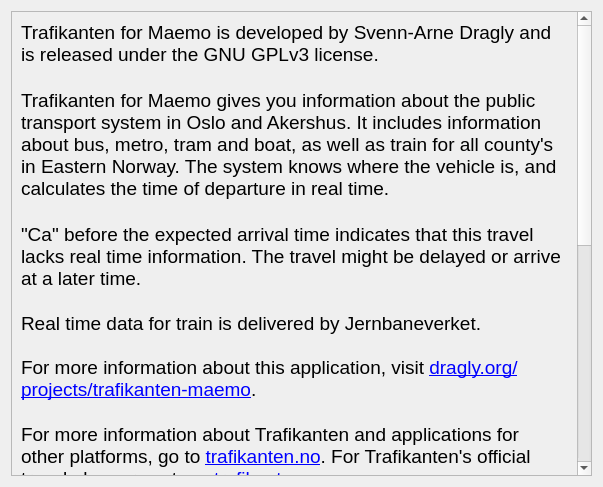
Qt form aboutdialog.ui (dragly/trafikanten-maemo) before a commit.
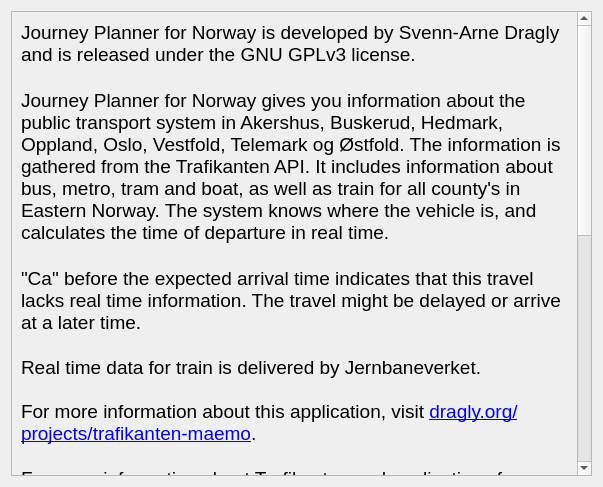
The same form after that commit.

Commit message: Changed the name of the application to avoid trademark issues.

Patch:
```diff
--- a/aboutdialog.ui
+++ b/aboutdialog.ui
@@ -25,7 +25,7 @@
         <x>0</x>
         <y>0</y>
         <width>567</width>
-        <height>1007</height>
+        <height>1053</height>
        </rect>
       </property>
       <layout class="QVBoxLayout" name="verticalLayout_2">
@@ -35,14 +35,17 @@
           <string>&lt;!DOCTYPE HTML PUBLIC &quot;-//W3C//DTD HTML 4.0//EN&quot; &quot;http://www.w3.org/TR/REC-html40/strict.dtd&quot;&gt;
 &lt;html&gt;&lt;head&gt;&lt;meta name=&quot;qrichtext&quot; content=&quot;1&quot; /&gt;&lt;style type=&quot;text/css&quot;&gt;
 p, li { white-space: pre-wrap; }
-&lt;/style&gt;&lt;/head&gt;&lt;body style=&quot; font-family:'Sans'; font-size:9pt; font-weight:400; font-style:normal;&quot;&gt;
-&lt;p style=&quot; margin-top:0px; margin-bottom:0px; margin-left:0px; margin-right:0px; -qt-block-indent:0; text-indent:0px;&quot;&gt;&lt;span style=&quot; font-size:14pt;&quot;&gt;Trafikanten for Maemo is developed by Svenn-Arne Dragly and is released under the GNU GPLv3 license.&lt;/span&gt;&lt;/p&gt;
+&lt;/style&gt;&lt;/head&gt;&lt;body style=&quot; font-family:'Sans'; font-size:8pt; font-weight:400; font-style:normal;&quot;&gt;
+&lt;table style=&quot;-qt-table-type: root; margin-top:4px; margin-bottom:4px; margin-left:4px; margin-right:4px;&quot;&gt;
+&lt;tr&gt;
+&lt;td style=&quot;border: none;&quot;&gt;
+&lt;p style=&quot; margin-top:0px; margin-bottom:0px; margin-left:0px; margin-right:0px; -qt-block-indent:0; text-indent:0px;&quot;&gt;&lt;span style=&quot; font-size:14pt;&quot;&gt;Journey Planner for Norway is developed by Svenn-Arne Dragly and is released under the GNU GPLv3 license.&lt;/span&gt;&lt;/p&gt;
 &lt;p style=&quot;-qt-paragraph-type:empty; margin-top:0px; margin-bottom:0px; margin-left:0px; margin-right:0px; -qt-block-indent:0; text-indent:0px; font-size:14pt;&quot;&gt;&lt;/p&gt;
-&lt;p style=&quot; margin-top:0px; margin-bottom:0px; margin-left:0px; margin-right:0px; -qt-block-indent:0; text-indent:0px;&quot;&gt;&lt;span style=&quot; font-size:14pt;&quot;&gt;Trafikanten for Maemo gives you information about the public transport system in Oslo and Akershus. It includes information about bus, metro, tram and boat, as well as train for all county's in Eastern Norway. The system knows where the vehicle is, and calculates the time of departure in real time.&lt;/span&gt;&lt;/p&gt;
+&lt;p style=&quot; margin-top:0px; margin-bottom:0px; margin-left:0px; margin-right:0px; -qt-block-indent:0; text-indent:0px;&quot;&gt;&lt;span style=&quot; font-size:14pt;&quot;&gt;Journey Planner for Norway&lt;/span&gt;&lt;span style=&quot; font-size:14pt;&quot;&gt; gives you information about the public transport system in Akershus, Buskerud, Hedmark, Oppland, Oslo, Vestfold, Telemark og Østfold. The information is gathered from the Trafikanten API. It includes information about bus, metro, tram and boat, as well as train for all county's in Eastern Norway. The system knows where the vehicle is, and calculates the time of departure in real time.&lt;/span&gt;&lt;/p&gt;
 &lt;p style=&quot;-qt-paragraph-type:empty; margin-top:0px; margin-bottom:0px; margin-left:0px; margin-right:0px; -qt-block-indent:0; text-indent:0px; font-size:14pt;&quot;&gt;&lt;/p&gt;
 &lt;p style=&quot; margin-top:0px; margin-bottom:0px; margin-left:0px; margin-right:0px; -qt-block-indent:0; text-indent:0px;&quot;&gt;&lt;span style=&quot; font-size:14pt;&quot;&gt;&amp;quot;Ca&amp;quot; before the expected arrival time indicates that this travel lacks real time information. The travel might be delayed or arrive at a later time.&lt;/span&gt;&lt;/p&gt;
-&lt;p style=&quot; margin-top:0px; margin-bottom:0px; margin-left:0px; margin-right:0px; -qt-block-indent:0; text-indent:0px;&quot;&gt;&lt;span style=&quot; font-size:14pt;&quot;&gt;&lt;br /&gt;Real time data for train is delivered by Jernbaneverket.&lt;br /&gt;&lt;br /&gt;For more information about this application, visit &lt;/span&gt;&lt;a href=&quot;http://www.dragly.org/projects/trafikanten-maemo/&quot;&gt;&lt;span style=&quot; font-size:14pt; text-decoration: underline; color:#0000ff;&quot;&gt;dragly.org/projects/trafikanten-maemo&lt;/span&gt;&lt;/a&gt;&lt;span style=&quot; font-size:14pt;&quot;&gt;.&lt;/span&gt;&lt;/p&gt;
-&lt;p style=&quot; margin-top:0px; margin-bottom:0px; margin-left:0px; margin-right:0px; -qt-block-indent:0; text-indent:0px;&quot;&gt;&lt;span style=&quot; font-size:14pt;&quot;&gt;&lt;br /&gt;For more information about Trafikanten and applications for other platforms, go to &lt;/span&gt;&lt;a href=&quot;http://www.trafikanten.no/&quot;&gt;&lt;span style=&quot; font-size:14pt; text-decoration: underline; color:#0000ff;&quot;&gt;trafikanten.no&lt;/span&gt;&lt;/a&gt;&lt;span style=&quot; font-size:14pt;&quot;&gt;. For Trafikanten's official travel planner, go to &lt;/span&gt;&lt;a href=&quot;http://m.trafikanten.no/&quot;&gt;&lt;span style=&quot; font-size:14pt; text-decoration: underline; color:#0000ff;&quot;&gt;m.trafikanten.no&lt;/span&gt;&lt;/a&gt;&lt;span style=&quot; font-size:14pt;&quot;&gt;.&lt;/span&gt;&lt;/p&gt;
+&lt;p style=&quot; margin-top:0px; margin-bottom:0px; margin-left:0px; margin-right:0px; -qt-block-indent:0; text-indent:0px;&quot;&gt;&lt;span style=&quot; font-size:14pt;&quot;&gt;&lt;br /&gt;&lt;/span&gt;&lt;span style=&quot; font-size:14pt;&quot;&gt;Real time data for train is delivered by Jernbaneverket.&lt;/span&gt;&lt;span style=&quot; font-size:14pt;&quot;&gt;&lt;br /&gt;&lt;/span&gt;&lt;span style=&quot; font-size:14pt;&quot;&gt;&lt;br /&gt;&lt;/span&gt;&lt;span style=&quot; font-size:14pt;&quot;&gt;For more information about this application, visit &lt;/span&gt;&lt;a href=&quot;http://www.dragly.org/projects/trafikanten-maemo/&quot;&gt;&lt;span style=&quot; font-size:14pt; text-decoration: underline; color:#0000ff;&quot;&gt;dragly.org/projects/trafikanten-maemo&lt;/span&gt;&lt;/a&gt;&lt;span style=&quot; font-size:14pt;&quot;&gt;.&lt;/span&gt;&lt;/p&gt;
+&lt;p style=&quot; margin-top:0px; margin-bottom:0px; margin-left:0px; margin-right:0px; -qt-block-indent:0; text-indent:0px;&quot;&gt;&lt;span style=&quot; font-size:14pt;&quot;&gt;&lt;br /&gt;&lt;/span&gt;&lt;span style=&quot; font-size:14pt;&quot;&gt;For more information about Trafikanten and applications for other platforms, go to &lt;/span&gt;&lt;a href=&quot;http://www.trafikanten.no/&quot;&gt;&lt;span style=&quot; font-size:14pt; text-decoration: underline; color:#0000ff;&quot;&gt;trafikanten.no&lt;/span&gt;&lt;/a&gt;&lt;span style=&quot; font-size:14pt;&quot;&gt;. For Trafikanten's official travel planner, go to &lt;/span&gt;&lt;a href=&quot;http://m.trafikanten.no/&quot;&gt;&lt;span style=&quot; font-size:14pt; text-decoration: underline; color:#0000ff;&quot;&gt;m.trafikanten.no&lt;/span&gt;&lt;/a&gt;&lt;span style=&quot; font-size:14pt;&quot;&gt;.&lt;/span&gt;&lt;/p&gt;
 &lt;p style=&quot;-qt-paragraph-type:empty; margin-top:0px; margin-bottom:0px; margin-left:0px; margin-right:0px; -qt-block-indent:0; text-indent:0px; font-size:14pt;&quot;&gt;&lt;/p&gt;
 &lt;p style=&quot; margin-top:0px; margin-bottom:0px; margin-left:0px; margin-right:0px; -qt-block-indent:0; text-indent:0px;&quot;&gt;&lt;span style=&quot; font-size:14pt;&quot;&gt;This program is free software: you can redistribute it and/or modify&lt;/span&gt;&lt;/p&gt;
 &lt;p style=&quot; margin-top:0px; margin-bottom:0px; margin-left:0px; margin-right:0px; -qt-block-indent:0; text-indent:0px;&quot;&gt;&lt;span style=&quot; font-size:14pt;&quot;&gt;it under the terms of the GNU General Public License as published by&lt;/span&gt;&lt;/p&gt;
@@ -55,7 +58,7 @@
 &lt;p style=&quot; margin-top:0px; margin-bottom:0px; margin-left:0px; margin-right:0px; -qt-block-indent:0; text-indent:0px;&quot;&gt;&lt;span style=&quot; font-size:14pt;&quot;&gt;GNU General Public License for more details.&lt;/span&gt;&lt;/p&gt;
 &lt;p style=&quot;-qt-paragraph-type:empty; margin-top:0px; margin-bottom:0px; margin-left:0px; margin-right:0px; -qt-block-indent:0; text-indent:0px; font-size:14pt;&quot;&gt;&lt;/p&gt;
 &lt;p style=&quot; margin-top:0px; margin-bottom:0px; margin-left:0px; margin-right:0px; -qt-block-indent:0; text-indent:0px;&quot;&gt;&lt;span style=&quot; font-size:14pt;&quot;&gt;You should have received a copy of the GNU General Public License&lt;/span&gt;&lt;/p&gt;
-&lt;p style=&quot; margin-top:0px; margin-bottom:0px; margin-left:0px; margin-right:0px; -qt-block-indent:0; text-indent:0px;&quot;&gt;&lt;span style=&quot; font-size:14pt;&quot;&gt;along with this program.  If not, see &amp;lt;http://www.gnu.org/licenses/&amp;gt;.&lt;/span&gt;&lt;/p&gt;&lt;/body&gt;&lt;/html&gt;</string>
+&lt;p style=&quot; margin-top:0px; margin-bottom:0px; margin-left:0px; margin-right:0px; -qt-block-indent:0; text-indent:0px;&quot;&gt;&lt;span style=&quot; font-size:14pt;&quot;&gt;along with this program.  If not, see &amp;lt;http://www.gnu.org/licenses/&amp;gt;.&lt;/span&gt;&lt;/p&gt;&lt;/td&gt;&lt;/tr&gt;&lt;/table&gt;&lt;/body&gt;&lt;/html&gt;</string>
          </property>
          <property name="wordWrap">
           <bool>true</bool>
```
Left out of the diff: 2 changed lines with no effect on the pictures. The commit also changes 6 other files.
